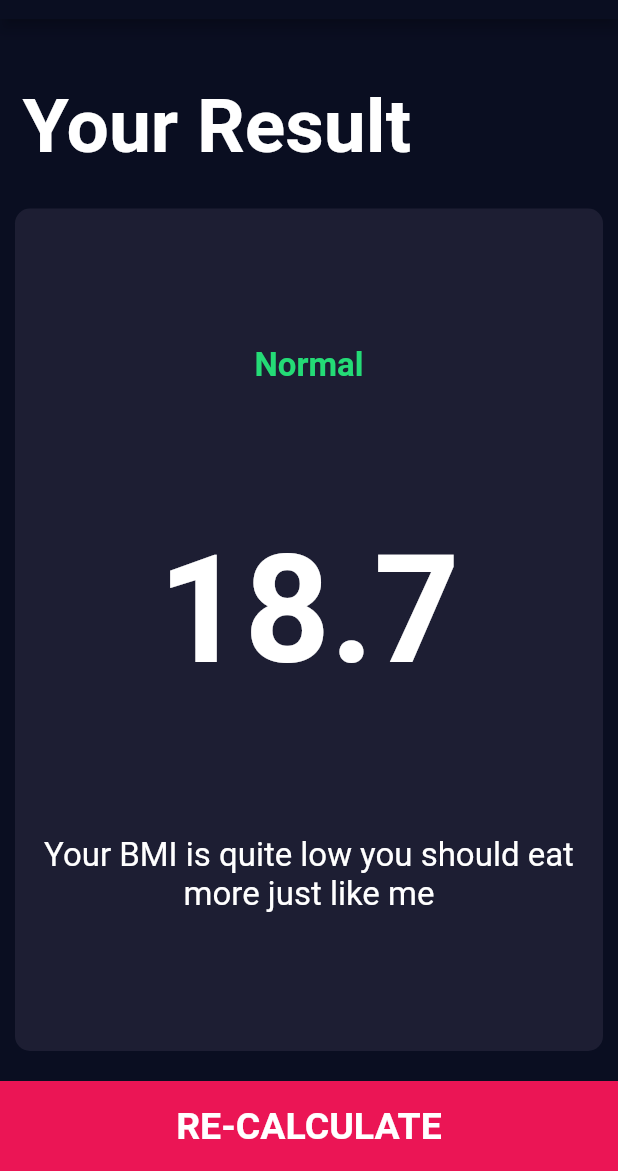
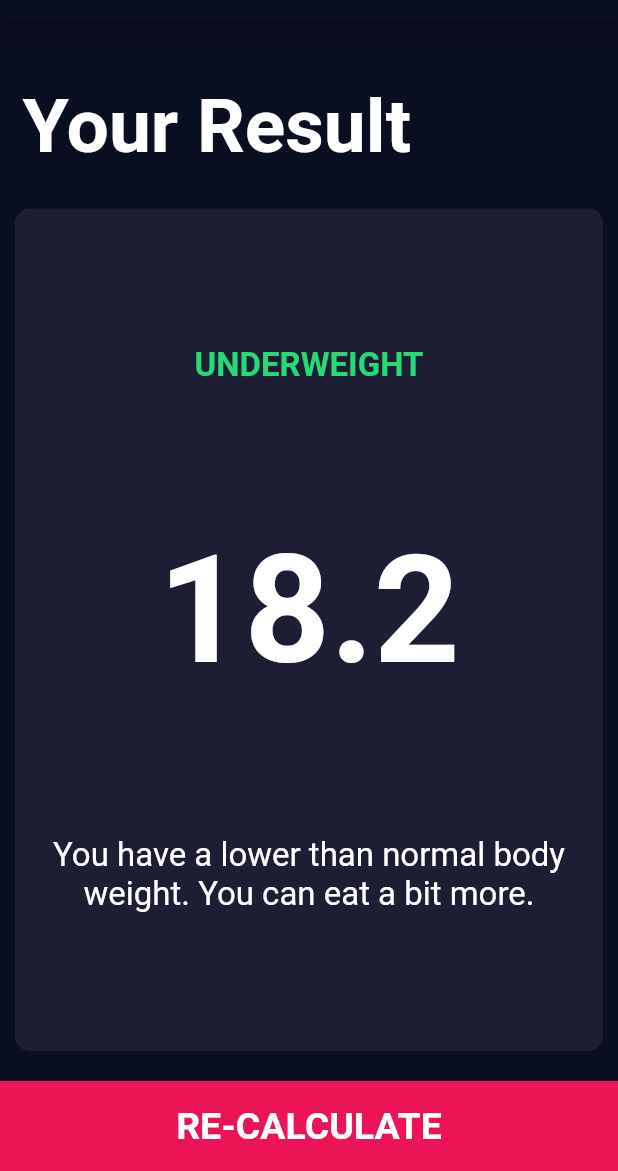
Before and after one commit to NoName107/BMI-Calculator-Using-Flutter, a Flutter app: the screen it shows after launch, after a tap on "CALCULATE", on a phone screen of 412 x 824 dp, the part 65-1236 px from its top. Run offline on Flutter 3.47's test engine with Material 2 defaults, Android fonts, the phone set to English and light mode, and no system bars; our stand-ins replace font_awesome_flutter.

Commit message:
complete the whole project by creating calculator class and use that class

```diff
--- /dev/null
+++ b/lib/calculator_brain.dart
@@ -0,0 +1,35 @@
+import 'dart:math';
+
+class CalculatorBrain {
+  CalculatorBrain({this.height, this.weight});
+
+  final int height;
+  final int weight;
+
+  double _bmi;
+
+  String calculateBMI() {
+    _bmi = weight / pow(height / 100, 2);
+    return _bmi.toStringAsFixed(1);
+  }
+
+  String getResult() {
+    if (_bmi >= 25) {
+      return 'Overweight';
+    } else if (_bmi > 18.5) {
+      return 'Normal';
+    } else {
+      return 'Underweight';
+    }
+  }
+
+  String getInterpretation() {
+    if (_bmi >= 25) {
+      return 'You have a higher than normal body weight. Try to exercise more.';
+    } else if (_bmi >= 18.5) {
+      return 'You have a normal body weight. Good job!';
+    } else {
+      return 'You have a lower than normal body weight. You can eat a bit more.';
+    }
+  }
+}
--- a/lib/screens/main.dart
+++ b/lib/screens/main.dart
@@ -7,6 +7,7 @@ import '../constants.dart';
 import 'results_page.dart';
 import '../components/bottom_button.dart';
 import 'package:bmi_calculator/components/round_button.dart';
+import 'package:bmi_calculator/calculator_brain.dart';
 
 enum Gender1 {
   male,
@@ -232,8 +233,19 @@ class _InputPageState extends State<InputPage> {
           ),
           BottomButton(
             tap: () {
-              Navigator.push(context,
-                  MaterialPageRoute(builder: (context) => ResultsPage()));
+              CalculatorBrain calc =
+                  CalculatorBrain(height: height, weight: weight);
+
+              Navigator.push(
+                context,
+                MaterialPageRoute(
+                  builder: (context) => ResultsPage(
+                    bmiResult: calc.calculateBMI(),
+                    resultText: calc.getResult(),
+                    interpretation: calc.getInterpretation(),
+                  ),
+                ),
+              );
             },
             buttonText: 'CALCULATE',
           ),
--- a/lib/screens/results_page.dart
+++ b/lib/screens/results_page.dart
@@ -5,6 +5,15 @@ import '../components/reusable.dart';
 import '../components/bottom_button.dart';
 
 class ResultsPage extends StatelessWidget {
+  ResultsPage(
+      {@required this.interpretation,
+      @required this.bmiResult,
+      @required this.resultText});
+
+  final String bmiResult;
+  final String resultText;
+  final String interpretation;
+
   @override
   Widget build(BuildContext context) {
     return Scaffold(
@@ -33,15 +42,15 @@ class ResultsPage extends StatelessWidget {
                 crossAxisAlignment: CrossAxisAlignment.center,
                 children: <Widget>[
                   Text(
-                    'Normal',
+                    resultText.toUpperCase(),
                     style: kResultStyle,
                   ),
                   Text(
-                    '18.7',
+                    bmiResult,
                     style: kResultStyle1,
                   ),
                   Text(
-                    'Your BMI is quite low you should eat more just like me',
+                    interpretation,
                     textAlign: TextAlign.center,
                     style: kResultStyle2,
                   ),
```
Also changed, not shown: 3 other files.
